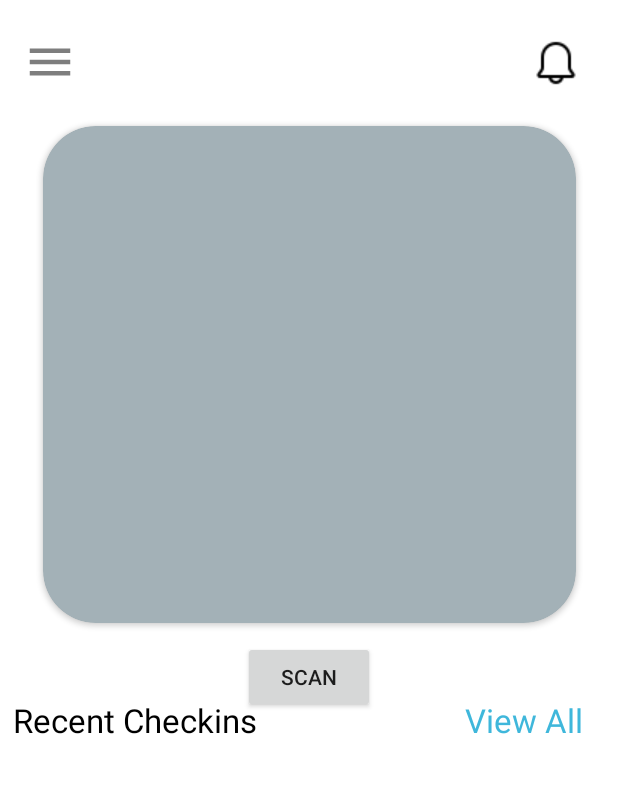
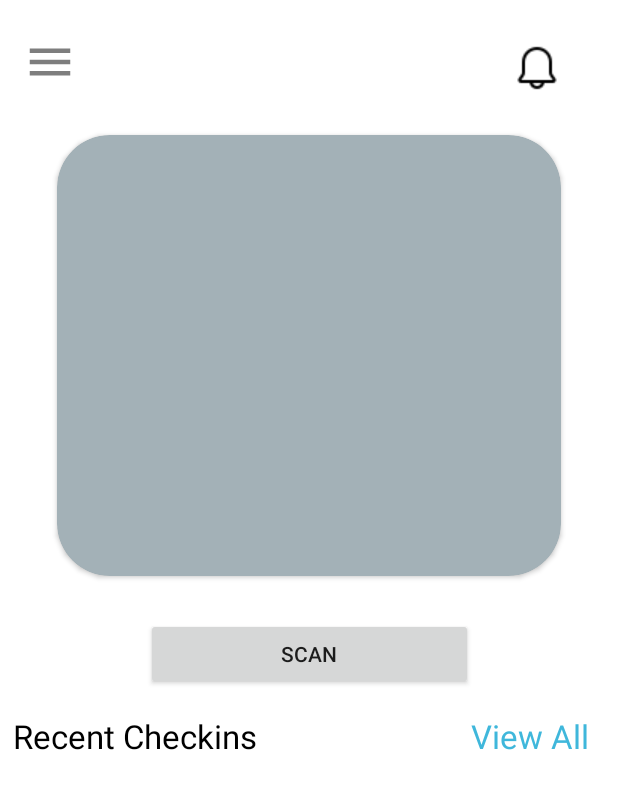
Before and after one commit to BBlueKind/42_Hub, an Android app: the screen it shows after launch (ReceptionActivity), on a phone screen of 412 x 824 dp. Shown: the top 789 px of the screen. Run offline under Robolectric (Android 15) with nearby library versions, the phone set to English and light mode, and no system bars; our stand-ins replace CircleImageView; libraries missing offline, so code that uses them is left out: com.journeyapps.barcodescanner.

```diff
--- a/Client/app/src/main/java/com/example/hackathon/CafeteriaActivity.kt
+++ b/Client/app/src/main/java/com/example/hackathon/CafeteriaActivity.kt
@@ -7,5 +7,7 @@ class CafeteriaActivity : AppCompatActivity() {
     override fun onCreate(savedInstanceState: Bundle?) {
         super.onCreate(savedInstanceState)
         setContentView(R.layout.activity_cafeteria)
+
+
     }
 }
--- a/Client/app/src/main/java/com/example/hackathon/ReceptionActivity.kt
+++ b/Client/app/src/main/java/com/example/hackathon/ReceptionActivity.kt
@@ -5,25 +5,43 @@ import android.app.Activity
 import android.content.Intent
 import androidx.appcompat.app.AppCompatActivity
 import android.os.Bundle
+import android.os.Handler
 import android.util.Log
+import android.view.View
 import android.view.Window
 import android.view.WindowManager
 import android.widget.Button
+import android.widget.ImageButton
+import android.widget.ImageView
 import android.widget.Toast
+import androidx.appcompat.app.ActionBarDrawerToggle
+import androidx.drawerlayout.widget.DrawerLayout
 import androidx.fragment.app.Fragment
 import androidx.fragment.app.FragmentTransaction
+import androidx.recyclerview.widget.LinearLayoutManager
+import androidx.recyclerview.widget.RecyclerView
+import androidx.swiperefreshlayout.widget.SwipeRefreshLayout
+import com.google.android.material.navigation.NavigationView
 import com.google.zxing.BarcodeFormat
 import com.google.zxing.integration.android.IntentIntegrator
 import com.google.zxing.integration.android.IntentResult
 import com.journeyapps.barcodescanner.BarcodeCallback
 import com.journeyapps.barcodescanner.BarcodeResult
 import com.journeyapps.barcodescanner.DefaultDecoderFactory
+import de.hdodenhof.circleimageview.CircleImageView
 import java.sql.ResultSet
 import java.sql.Statement
 import java.util.*
 
 class ReceptionActivity : AppCompatActivity() {
-    @SuppressLint("ResourceType")
+
+    lateinit var toggle: ActionBarDrawerToggle
+
+
+    private var courseRV: RecyclerView? = null
+    private var courseModelArrayList: ArrayList<CourseModel>? = null
+
+    @SuppressLint("ResourceType", "MissingInflatedId")
     override fun onCreate(savedInstanceState: Bundle?) {
         super.onCreate(savedInstanceState)
 
@@ -33,8 +51,39 @@ class ReceptionActivity : AppCompatActivity() {
             WindowManager.LayoutParams.FLAG_FULLSCREEN,
         )
         supportActionBar?.hide()
+        setContentView(R.layout.activity_reception)
 
-        setContentView(R.layout.activity_reception)
+        courseRV = findViewById(R.id.hisRvView)
+        courseModelArrayList = ArrayList(5)
+
+
+        val soso = findViewById<ImageView>(R.id.imageView7)
+        soso.visibility = View.INVISIBLE
+
+
+
+        val drawerLayout: DrawerLayout = findViewById(R.id.drawerlayout)
+        val navView: NavigationView = findViewById(R.id.nav_view)
+
+        toggle = ActionBarDrawerToggle(this, drawerLayout, R.string.open, R.string.close)
+        drawerLayout.addDrawerListener(toggle)
+        toggle.syncState()
+
+        supportActionBar?.setDisplayHomeAsUpEnabled(true)
+        var soso2 = findViewById<CircleImageView>(R.id.soso)
+        soso2.setOnClickListener {
+            drawerLayout.openDrawer(navView)
+        }
+
+
+        var swipeRefreshLayout = findViewById<SwipeRefreshLayout>(R.id.swipeRefreshLayout)
+
+        swipeRefreshLayout.setOnRefreshListener {
+            courseModelArrayList!!.clear()
+            Handler().postDelayed({
+                swipeRefreshLayout.isRefreshing = false
+            },300)
+        }
 
         val soso1 = findViewById<Button>(R.id.scanBtn)
         soso1.setOnClickListener {
@@ -49,6 +98,8 @@ class ReceptionActivity : AppCompatActivity() {
             scanner.setOrientationLocked(false)
 
         }
+
+
     }
     override fun onActivityResult(requestCode: Int, resultCode: Int, data: Intent?) {
         super.onActivityResult(requestCode, resultCode, data)
@@ -57,8 +108,25 @@ class ReceptionActivity : AppCompatActivity() {
                 IntentIntegrator.parseActivityResult(requestCode, resultCode, data)
 
             if (result != null) {
+                val courseAdapter = CourseAdapter(this, courseModelArrayList)
+                val linearLayoutManager = LinearLayoutManager(this, LinearLayoutManager.VERTICAL, false)
+                courseModelArrayList!!.add(CourseModel(result.contents
+                    , "Jan 10, 2022 10:30Am",R.drawable.bilal))
+                courseModelArrayList!!.add(CourseModel("Bilal", "Jan 10, 2022 10:30Am",R.drawable.bilal))
+                courseModelArrayList!!.add(CourseModel("Bilal", "Jan 10, 2022 10:30Am",R.drawable.bilal))
+                courseModelArrayList!!.add(CourseModel("Bilal", "Jan 10, 2022 10:30Am",R.drawable.bilal))
+                courseModelArrayList!!.add(CourseModel("Bilal", "Jan 10, 2022 10:30Am",R.drawable.bilal))
+                courseRV!!.layoutManager = linearLayoutManager
+                courseRV!!.adapter = courseAdapter
+
+
+
+                val soso = findViewById<ImageView>(R.id.imageView7)
+                soso.visibility = View.VISIBLE
+
                 if (result.contents == null) {
                 } else {
+
                 }
             }
         } else {
--- /dev/null
+++ b/Client/app/src/main/res/drawable/custom_color5.xml
@@ -0,0 +1,5 @@
+<shape xmlns:android="http://schemas.android.com/apk/res/android" android:shape="rectangle">
+
+    <solid android:color="#000000"  android:type="linear"/>
+
+</shape>
--- a/Client/app/src/main/res/layout/activity_reception.xml
+++ b/Client/app/src/main/res/layout/activity_reception.xml
@@ -14,11 +14,11 @@
         android:layout_width="wrap_content"
         android:layout_height="match_parent"
         android:layout_gravity="start"
-        android:background="@drawable/custom_color4"
+        android:background="@drawable/custom_color5"
         android:fitsSystemWindows="true"
         app:itemIconTint="@color/white"
         app:itemTextColor="@color/white"
-        app:menu="@menu/menu4" />
+        app:menu="@menu/menu5" />
 
     <androidx.constraintlayout.widget.ConstraintLayout
         android:layout_width="match_parent"
@@ -27,10 +27,10 @@
 
         <androidx.cardview.widget.CardView
             android:id="@+id/cardViewOffers"
-            android:layout_width="355dp"
-            android:layout_height="331dp"
-            android:layout_marginStart="5dp"
-            android:layout_marginEnd="5dp"
+            android:layout_width="336dp"
+            android:layout_height="294dp"
+            android:layout_marginStart="8dp"
+            android:layout_marginEnd="8dp"
             android:scaleType="centerCrop"
             app:cardBackgroundColor="#A3B1B7"
             app:cardCornerRadius="35dp"
@@ -40,16 +40,12 @@
             app:layout_constraintTop_toTopOf="parent"
             app:layout_constraintVertical_bias="0.17000002" >
 
-            <androidx.fragment.app.FragmentContainerView
-                android:id="@+id/fragment"
+            <ImageView
+                android:id="@+id/imageView7"
                 android:layout_width="match_parent"
                 android:layout_height="match_parent"
-                android:layout_marginTop="20dp"
-                app:cardCornerRadius="28dp"
-                app:layout_constraintBottom_toBottomOf="@+id/constraintLayout"
-                app:layout_constraintEnd_toEndOf="parent"
-                app:layout_constraintStart_toStartOf="parent"
-                app:layout_constraintTop_toBottomOf="@+id/cardViewOffers" />
+                app:srcCompat="@drawable/bilal" />
+
         </androidx.cardview.widget.CardView>
 
 
@@ -70,58 +66,39 @@
             android:id="@+id/imageView"
             android:layout_width="wrap_content"
             android:layout_height="wrap_content"
-            android:layout_marginStart="305dp"
             app:layout_constraintBottom_toTopOf="@+id/cardViewOffers"
             app:layout_constraintEnd_toEndOf="@+id/cardViewOffers"
-            app:layout_constraintStart_toEndOf="@+id/soso"
             app:layout_constraintTop_toTopOf="parent"
             app:srcCompat="@drawable/bell" />
 
-        <HorizontalScrollView
-            android:id="@+id/horizontalScrollView"
+        <androidx.swiperefreshlayout.widget.SwipeRefreshLayout
+            android:id="@+id/swipeRefreshLayout"
             android:layout_width="0dp"
             android:layout_height="0dp"
-            android:layout_marginTop="14dp"
-            android:layout_marginBottom="10dp"
+            android:layout_marginTop="45dp"
             app:layout_constraintBottom_toBottomOf="parent"
             app:layout_constraintEnd_toEndOf="parent"
             app:layout_constraintStart_toStartOf="parent"
             app:layout_constraintTop_toBottomOf="@+id/scanBtn">
 
-            <androidx.swiperefreshlayout.widget.SwipeRefreshLayout
-                android:id="@+id/swipeRefreshLayout"
+            <androidx.recyclerview.widget.RecyclerView
+                android:id="@+id/hisRvView"
                 android:layout_width="wrap_content"
                 android:layout_height="match_parent"
+                android:background="@color/white"
                 android:fadingEdge="horizontal|vertical"
-                android:fadingEdgeLength="10dp"
-                app:layout_constraintBottom_toBottomOf="parent"
-                app:layout_constraintEnd_toEndOf="parent"
-                app:layout_constraintHorizontal_bias="0.0"
-                app:layout_constraintStart_toStartOf="parent"
-                app:layout_constraintTop_toBottomOf="@+id/cardViewOffers"
-                app:layout_constraintVertical_bias="1.0">
-
-                <androidx.recyclerview.widget.RecyclerView
-                    android:id="@+id/hisRvView"
-                    android:layout_width="0dp"
-                    android:layout_height="400dp"
-                    android:background="@drawable/custom_color3"
-                    android:fadingEdge="horizontal|vertical"
-                    android:fadingEdgeLength="10dp" />
-            </androidx.swiperefreshlayout.widget.SwipeRefreshLayout>
-
-        </HorizontalScrollView>
+                android:fadingEdgeLength="10dp" />
+        </androidx.swiperefreshlayout.widget.SwipeRefreshLayout>
 
         <TextView
             android:id="@+id/textView"
             android:layout_width="wrap_content"
             android:layout_height="wrap_content"
-            android:layout_marginStart="10dp"
-            android:layout_marginBottom="-5dp"
+            android:layout_marginStart="20dp"
             android:text="Recent Checkins"
             android:textColor="@color/black"
             android:textSize="22sp"
-            app:layout_constraintBottom_toTopOf="@+id/horizontalScrollView"
+            app:layout_constraintBottom_toTopOf="@+id/swipeRefreshLayout"
             app:layout_constraintEnd_toStartOf="@+id/scanBtn"
             app:layout_constraintHorizontal_bias="0.133"
             app:layout_constraintStart_toStartOf="parent" />
@@ -130,21 +107,20 @@
             android:id="@+id/textView2"
             android:layout_width="wrap_content"
             android:layout_height="wrap_content"
-            android:layout_marginEnd="10dp"
-            android:layout_marginBottom="-5dp"
+            android:layout_marginEnd="20dp"
             android:text="View All"
             android:textColor="#3FB7DB"
             android:textSize="22sp"
-            app:layout_constraintBottom_toTopOf="@+id/horizontalScrollView"
+            app:layout_constraintBottom_toTopOf="@+id/swipeRefreshLayout"
             app:layout_constraintEnd_toEndOf="parent"
             app:layout_constraintHorizontal_bias="0.818"
             app:layout_constraintStart_toEndOf="@+id/scanBtn" />
 
         <Button
             android:id="@+id/scanBtn"
-            android:layout_width="wrap_content"
-            android:layout_height="wrap_content"
-            android:layout_marginTop="12dp"
+            android:layout_width="218dp"
+            android:layout_height="48dp"
+            android:layout_marginTop="28dp"
             android:text="Scan"
             app:layout_constraintEnd_toEndOf="parent"
             app:layout_constraintStart_toStartOf="parent"
--- /dev/null
+++ b/Client/app/src/main/res/menu/menu5.xml
@@ -0,0 +1,19 @@
+<?xml version="1.0" encoding="utf-8"?>
+<menu xmlns:android="http://schemas.android.com/apk/res/android"
+    xmlns:app="http://schemas.android.com/apk/res-auto"
+    xmlns:tools="http://schemas.android.com/tools"
+    tools:showIn="navigation_view"
+    android:background="@drawable/custom_color3">
+    <item
+        android:id="@+id/nav_home"
+        android:icon="@drawable/ic_home"
+        android:title="Dashboard" />
+    <item
+        android:id="@+id/nav_alain"
+        android:icon="@drawable/ic_city"
+        android:title="Check-Ins" />
+    <item
+        android:id="@+id/nav_capital"
+        android:icon="@drawable/food_icon"
+        android:title="Sleep Check-Ins" />
+</menu>
```
Also changed, not shown: Client/app/build.gradle (added, +56 -0 lines), Client/app/src/main/AndroidManifest.xml (+16 -2 lines), Client/app/src/main/java/com/example/hackathon/TestActivity.kt (+9 -0 lines), Client/app/src/main/res/layout/activity_cafeteria.xml (+17 -0 lines), Client/app/src/main/res/layout/activity_test.xml (+8 -0 lines), Client/app/src/main/res/layout/card_layout.xml (+6 -6 lines), 199 other files.
